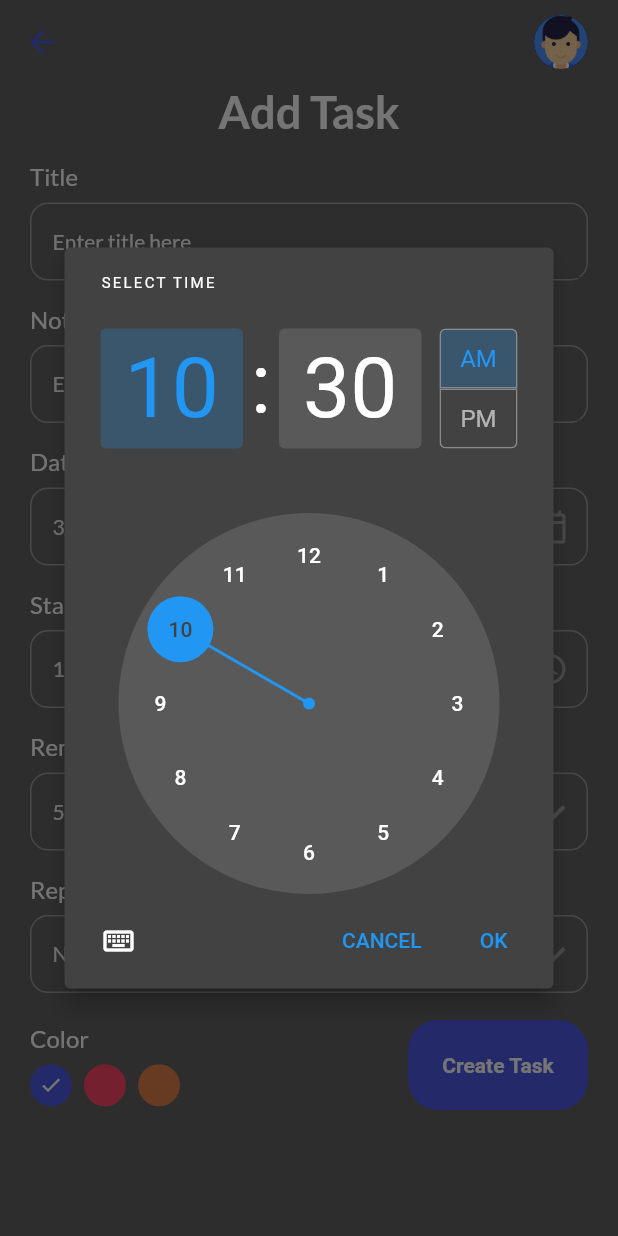
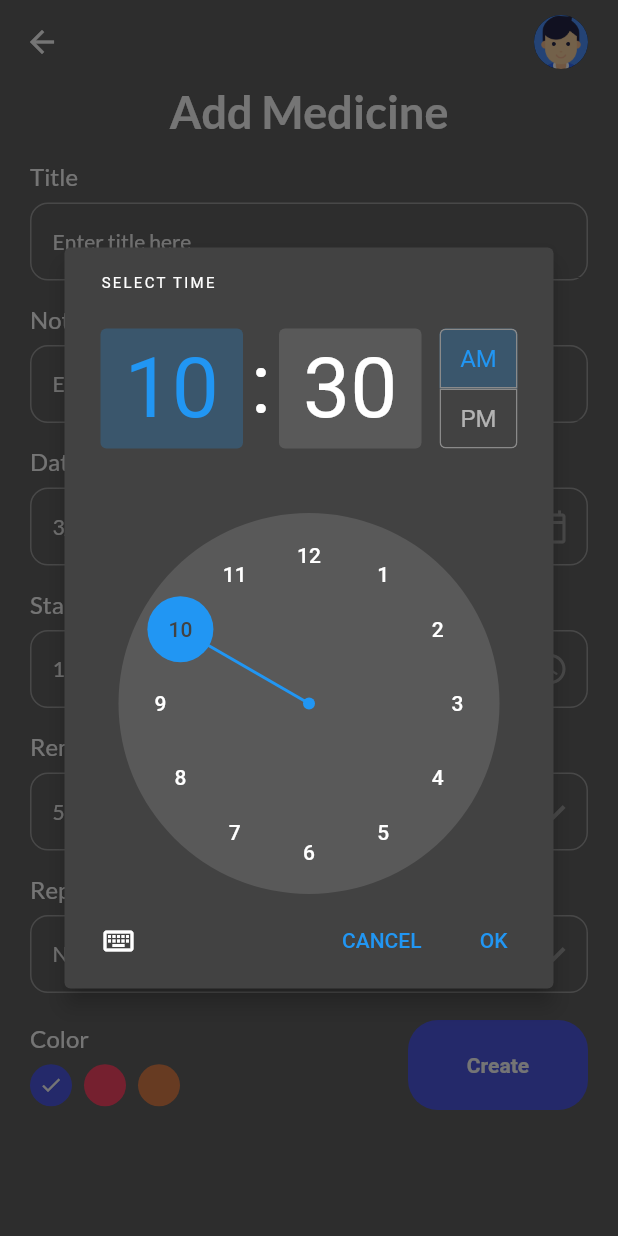
Before and after one commit to Tirth88663/Medicine-Reminder, a Flutter app: the AddTaskPage screen opened by its route, after a tap on the "access time" icon, on a phone screen of 412 x 824 dp. Run offline on Flutter 3.47's test engine with Material 2 defaults, Android fonts, the phone set to English and light mode, and no system bars; our stand-ins replace date_field, date_picker_timeline, firebase_auth, firebase_core, flutter_local_notifications, flutter_native_timezone and 6 more; missing offline and left inert: flutter_alarm_clock; accounts and stored records are empty.

Commit message:
ui changes

```diff
--- a/lib/UI/add_task_page.dart
+++ b/lib/UI/add_task_page.dart
@@ -1,11 +1,11 @@
 import 'package:flutter/material.dart';
 import 'package:get/get.dart';
 import 'package:intl/intl.dart';
+import 'package:medicine_reminder/UI/theme.dart';
+import 'package:medicine_reminder/UI/widgets/mybutton.dart';
 import 'package:medicine_reminder/controllers/task_controller.dart';
-import 'package:medicine_reminder/theme.dart';
+
 import '../models/task.dart';
-import 'package:medicine_reminder/UI/widgets/mybutton.dart';
-import 'package:medicine_reminder/UI/theme.dart';
 
 class AddTaskPage extends StatefulWidget {
   const AddTaskPage({Key? key}) : super(key: key);
@@ -42,7 +42,7 @@ class _AddTaskPageState extends State<AddTaskPage> {
           child: Column(
             children: [
               Text(
-                'Add Task',
+                'Add Medicine',
                 style: headingStyle,
               ),
               MyInputField(
@@ -186,9 +186,10 @@ class _AddTaskPageState extends State<AddTaskPage> {
                 children: [
                   _colorPalette(),
                   MyButton(
-                    label: 'Create Task',
+                    label: 'Create',
                     onTap: () {
                       _validateData();
+                      setState(() {});
                     },
                   )
                 ],
@@ -207,7 +208,6 @@ class _AddTaskPageState extends State<AddTaskPage> {
           icon: const Icon(
             Icons.arrow_back,
             size: 24,
-        color: primaryClr,
           ),
           onPressed: () => Navigator.pop(context),
         ),
@@ -309,12 +309,13 @@ class _AddTaskPageState extends State<AddTaskPage> {
     );
     String _formattedTime = _pickedTime!.format(context);
 
-    if (isStartTime)
+    if (isStartTime) {
       setState(() => _startTime = _formattedTime);
-    else if (!isStartTime)
+    } else if (!isStartTime) {
       setState(() => _endTime = _formattedTime);
-    else
-      print('time cancelled or sonething wrong');
+    } else {
+      print('time cancelled or something wrong');
+    }
   }
 
   _getDateFromUser() async {
@@ -326,8 +327,9 @@ class _AddTaskPageState extends State<AddTaskPage> {
     if (_pickedDate != null) {
       setState(() => _selectedTime = _pickedDate);
       print('hhhh $_pickedDate');
-    } else
+    } else {
       print('It\'s null or something error');
+    }
   }
 }
 
--- a/lib/UI/home_page.dart
+++ b/lib/UI/home_page.dart
@@ -1,18 +1,18 @@
-
 import 'package:date_picker_timeline/date_picker_timeline.dart';
 import 'package:flutter/material.dart';
 import 'package:flutter_alarm_clock/flutter_alarm_clock.dart';
 import 'package:flutter_staggered_animations/flutter_staggered_animations.dart';
+import 'package:get/get.dart';
+import 'package:intl/intl.dart';
 import 'package:medicine_reminder/UI/theme.dart';
-import 'package:intl/intl.dart';
+import 'package:medicine_reminder/UI/widgets/mybutton.dart';
 import 'package:medicine_reminder/components/notification_helper.dart';
 import 'package:medicine_reminder/config.dart';
-import '../models/task.dart';
-import 'package:medicine_reminder/UI/widgets/mybutton.dart';
-import 'package:get/get.dart';
-import 'widgets/task_tile.dart';
 import 'package:medicine_reminder/controllers/task_controller.dart';
 import 'package:medicine_reminder/theme.dart';
+
+import '../models/task.dart';
+import 'widgets/task_tile.dart';
 
 class HomePage extends StatefulWidget {
   const HomePage({Key? key}) : super(key: key);
@@ -81,7 +81,7 @@ class _HomePageState extends State<HomePage> {
                   ],
                 ),
                 MyButton(
-                  label: '+ Add Task',
+                  label: '+ Add Medicine',
                   onTap: () async {
                     await Navigator.pushNamed(context, '/addTaskPage');
                     _taskController.getTasks();
@@ -110,11 +110,10 @@ class _HomePageState extends State<HomePage> {
                   color: Colors.grey[600],
                   fontSize: 12,
                   fontWeight: FontWeight.bold),
-              onDateChange: (date){
+              onDateChange: (date) {
                 setState(() {
                   _selectedDate = date;
                 });
-
               },
             ),
           ),
@@ -127,30 +126,33 @@ class _HomePageState extends State<HomePage> {
     );
   }
 
-
   _showTasks() {
     // if (_taskController.taskList.isEmpty) {
+    //   return
+    // } else {
     _taskController.getTasks();
     return Expanded(
       child: Obx(() {
         return ListView.builder(
             itemCount: _taskController.taskList.length,
             itemBuilder: (_, index) {
-              Task task=_taskController.taskList[index];
+              Task task = _taskController.taskList[index];
               print(task.toJson());
               if (task.date == DateFormat.yMd().format(_selectedDate) ||
                   task.repeat == 'Daily' ||
                   task.repeat == 'Weekly' &&
                       _selectedDate
-                          .difference(
-                          DateFormat.yMd().parse(task.date!))
-                          .inDays %
-                          7 ==
+                                  .difference(
+                                      DateFormat.yMd().parse(task.date!))
+                                  .inDays %
+                              7 ==
                           0 ||
                   task.repeat == 'Monthly' &&
                       _selectedDate.day ==
-                          DateFormat.yMd().parse(task.date!).day) {               DateTime date=DateFormat.jm().parse(task.startTime.toString());
-                var myTime=DateFormat("HH:mm").format(date);
+                          DateFormat.yMd().parse(task.date!).day) {
+                DateTime date =
+                    DateFormat.jm().parse(task.startTime.toString());
+                var myTime = DateFormat("HH:mm").format(date);
                 int hour;
                 int minutes;
                 hour = int.parse(myTime.toString().split(":")[0]);
@@ -164,9 +166,7 @@ class _HomePageState extends State<HomePage> {
                           children: [
                             GestureDetector(
                               onTap: () {
-                                _showBottomSheet(
-                                    context, task);
-
+                                _showBottomSheet(context, task);
                               },
                               child: TaskTile(task),
                             )
@@ -175,7 +175,7 @@ class _HomePageState extends State<HomePage> {
                       ),
                     ));
               }
-              if (task.date==DateFormat.yMd().format(_selectedDate)){
+              if (task.date == DateFormat.yMd().format(_selectedDate)) {
                 return AnimationConfiguration.staggeredList(
                     position: index,
                     child: SlideAnimation(
@@ -184,9 +184,7 @@ class _HomePageState extends State<HomePage> {
                           children: [
                             GestureDetector(
                               onTap: () {
-                                _showBottomSheet(
-                                    context, task);
-
+                                _showBottomSheet(context, task);
                               },
                               child: TaskTile(task),
                             )
@@ -194,7 +192,7 @@ class _HomePageState extends State<HomePage> {
                         ),
                       ),
                     ));
-              }else{
+              } else {
                 return Container();
               }
             });
@@ -209,11 +207,13 @@ class _HomePageState extends State<HomePage> {
           currentTheme.switchTheme();
           notifyHelper.displayNotification(
             title: "Theme Changed",
-            body: MyTheme.isDark ? "Activated dark theme " : "Activated light theme",
+            body: MyTheme.isDark
+                ? "Activated dark theme "
+                : "Activated light theme",
           );
         },
         child: Icon(
-            MyTheme.isDark ? Icons.wb_sunny_outlined:Icons.nightlight_round ),
+            MyTheme.isDark ? Icons.wb_sunny_outlined : Icons.nightlight_round),
       ),
       actions: const [
         Padding(
@@ -227,7 +227,6 @@ class _HomePageState extends State<HomePage> {
   }
 
   _showBottomSheet(BuildContext context, Task task) {
-
     showModalBottomSheet(
         context: context,
         builder: (context) => Container(
@@ -255,16 +254,17 @@ class _HomePageState extends State<HomePage> {
                           onTap: () {
                             _taskController.markTaskCompleted(task.id!);
                             Navigator.pop(context);
+                            setState(() {});
                           },
                           clr: primaryClr,
                           context: context,
                         ),
-
                   _bottomSheetButton(
                     label: "Delete Task",
                     onTap: () {
                       _taskController.delete(task);
                       Navigator.pop(context);
+                      setState(() {});
                     },
                     clr: Colors.red[300]!,
                     context: context,
@@ -303,8 +303,13 @@ class _HomePageState extends State<HomePage> {
         height: 55,
         width: MediaQuery.of(context).size.width * 0.9,
         decoration: BoxDecoration(
-          border:
-              Border.all(width: 2, color: isClose == true ? MyTheme.isDark?Colors.grey[600]! :Colors.grey[300]! : clr),
+          border: Border.all(
+              width: 2,
+              color: isClose == true
+                  ? MyTheme.isDark
+                      ? Colors.grey[600]!
+                      : Colors.grey[300]!
+                  : clr),
           borderRadius: BorderRadius.circular(20),
           color: isClose == true ? Colors.transparent : clr,
         ),
--- a/pubspec.yaml
+++ b/pubspec.yaml
@@ -21,6 +21,7 @@ dependencies:
   firebase_core: ^1.12.0
   firebase_auth: ^3.3.7
   date_field: ^2.1.3
+  fluttertoast: ^8.0.9
   flutter_local_notifications:
   flutter_staggered_animations:
   rxdart:
```
Also changed, not shown: lib/UI/get_started.dart (+6 -1 lines), lib/UI/login_page.dart (+30 -4 lines), lib/UI/registration_page.dart (+52 -25 lines), lib/UI/welcome_page.dart (+20 -9 lines), lib/main.dart (+14 -12 lines), images/task.svg (deleted), images/task1.png (added), images/tasks.png (added), pubspec.lock. Lines whose indentation alone changed are shown as unchanged.
